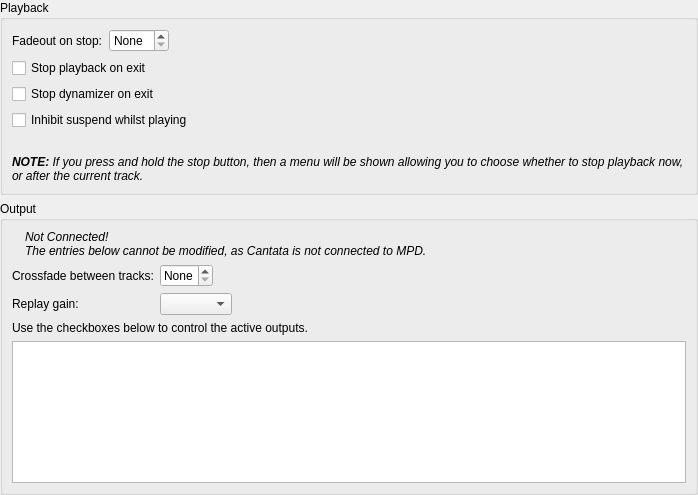
CDrummond/cantata, file gui/playbacksettings.ui: the form before one commit.
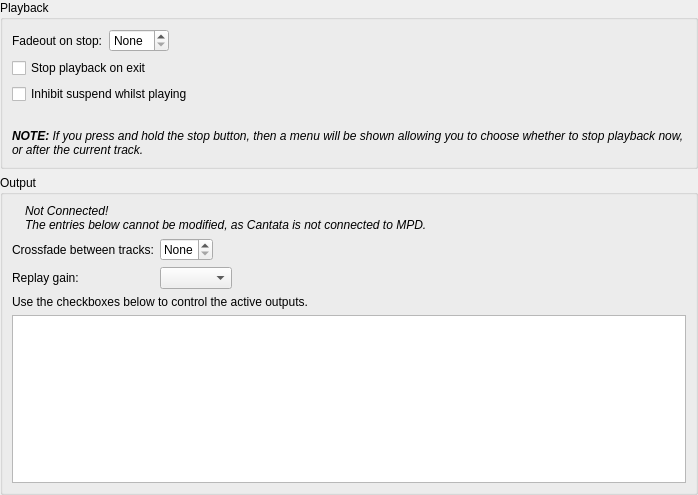
The form after the commit. Custom widgets are drawn as their Qt base class.

Commit message: Remove 'Stop dynamizer on exit' option. Stop dynamzer if 'Stop playback on exit' is enabled.

The edit to the form file:
```diff
--- a/gui/playbacksettings.ui
+++ b/gui/playbacksettings.ui
@@ -60,20 +60,13 @@
        </widget>
       </item>
       <item row="2" column="0" colspan="2">
-       <widget class="QCheckBox" name="stopDynamizerOnExit">
-        <property name="text">
-         <string>Stop dynamizer on exit</string>
-        </property>
-       </widget>
-      </item>
-      <item row="3" column="0" colspan="2">
        <widget class="QCheckBox" name="inhibitSuspend">
         <property name="text">
          <string>Inhibit suspend whilst playing</string>
         </property>
        </widget>
       </item>
-      <item row="4" column="0">
+      <item row="3" column="0">
        <spacer name="verticalSpacer_8">
         <property name="orientation">
          <enum>Qt::Vertical</enum>
@@ -89,7 +82,7 @@
         </property>
        </spacer>
       </item>
-      <item row="5" column="0" colspan="2">
+      <item row="4" column="0" colspan="2">
        <widget class="QLabel" name="noteLabel">
         <property name="text">
          <string>&lt;i&gt;&lt;b&gt;NOTE:&lt;/b&gt; If you press and hold the stop button, then a menu will be shown allowing you to choose whether to stop playback now, or after the current track.&lt;/i&gt;</string>
```
The commit also changes 16 other files.
